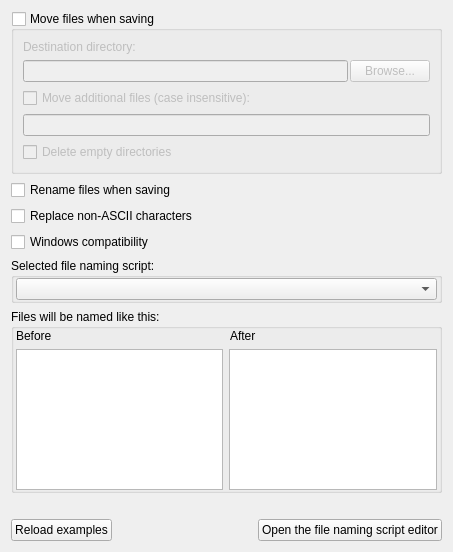
metabrainz/picard, file ui/options_renaming.ui: the form before one commit.
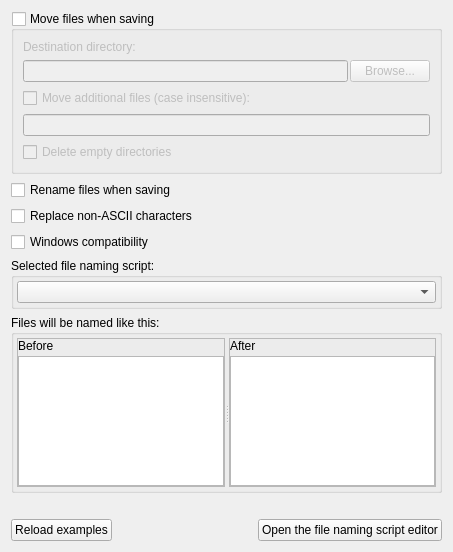
The form after the commit.

Commit message: Add splitter bar between example columns.  Remove unused layouts.

Diff of the .ui file:
```diff
--- a/ui/options_renaming.ui
+++ b/ui/options_renaming.ui
@@ -130,16 +130,16 @@
      </property>
      <layout class="QVBoxLayout" name="verticalLayout_2">
       <property name="leftMargin">
-       <number>2</number>
+       <number>3</number>
       </property>
       <property name="topMargin">
-       <number>0</number>
+       <number>3</number>
       </property>
       <property name="rightMargin">
-       <number>2</number>
+       <number>3</number>
       </property>
       <property name="bottomMargin">
-       <number>0</number>
+       <number>3</number>
       </property>
       <item>
        <widget class="QComboBox" name="naming_script_selector"/>
@@ -152,21 +152,53 @@
      <property name="title">
       <string>Files will be named like this:</string>
      </property>
+     <layout class="QVBoxLayout" name="verticalLayout_6">
+      <property name="leftMargin">
+       <number>3</number>
+      </property>
+      <property name="topMargin">
+       <number>3</number>
+      </property>
+      <property name="rightMargin">
+       <number>3</number>
+      </property>
+      <property name="bottomMargin">
+       <number>3</number>
+      </property>
+      <item>
+       <widget class="QSplitter" name="splitter">
+        <property name="orientation">
+         <enum>Qt::Horizontal</enum>
+        </property>
+        <widget class="QFrame" name="frame">
+         <property name="minimumSize">
+          <size>
+           <width>100</width>
+           <height>0</height>
+          </size>
+         </property>
+         <property name="frameShape">
+          <enum>QFrame::StyledPanel</enum>
+         </property>
+         <property name="frameShadow">
+          <enum>QFrame::Raised</enum>
+         </property>
      <layout class="QVBoxLayout" name="verticalLayout">
+          <property name="spacing">
+           <number>3</number>
+          </property>
       <property name="leftMargin">
-       <number>2</number>
+           <number>0</number>
       </property>
       <property name="topMargin">
        <number>0</number>
       </property>
       <property name="rightMargin">
-       <number>2</number>
+           <number>0</number>
       </property>
       <property name="bottomMargin">
        <number>0</number>
       </property>
-      <item>
-       <layout class="QHBoxLayout" name="horizontalLayout_3">
         <item>
          <widget class="QLabel" name="example_filename_before_label">
           <property name="text">
@@ -175,23 +207,54 @@
          </widget>
         </item>
         <item>
+           <widget class="QListWidget" name="example_filename_before"/>
+          </item>
+         </layout>
+         <zorder>example_filename_before_label</zorder>
+         <zorder>example_filename_before</zorder>
+        </widget>
+        <widget class="QFrame" name="frame_2">
+         <property name="minimumSize">
+          <size>
+           <width>100</width>
+           <height>0</height>
+          </size>
+         </property>
+         <property name="frameShape">
+          <enum>QFrame::StyledPanel</enum>
+         </property>
+         <property name="frameShadow">
+          <enum>QFrame::Raised</enum>
+         </property>
+         <layout class="QVBoxLayout" name="verticalLayout_3">
+          <property name="spacing">
+           <number>3</number>
+          </property>
+          <property name="leftMargin">
+           <number>0</number>
+          </property>
+          <property name="topMargin">
+           <number>0</number>
+          </property>
+          <property name="rightMargin">
+           <number>0</number>
+          </property>
+          <property name="bottomMargin">
+           <number>0</number>
+          </property>
+          <item>
          <widget class="QLabel" name="example_filename_after_label">
           <property name="text">
            <string>After</string>
           </property>
          </widget>
         </item>
-       </layout>
-      </item>
-      <item>
-       <layout class="QHBoxLayout" name="horizontalLayout_2">
-        <item>
-         <widget class="QListWidget" name="example_filename_before"/>
-        </item>
         <item>
          <widget class="QListWidget" name="example_filename_after"/>
         </item>
        </layout>
+        </widget>
+       </widget>
       </item>
      </layout>
     </widget>
```
Left out of the diff: 2 changed lines with no effect on the pictures. Lines whose indentation alone changed are shown as unchanged. The commit also changes 1 other file.
